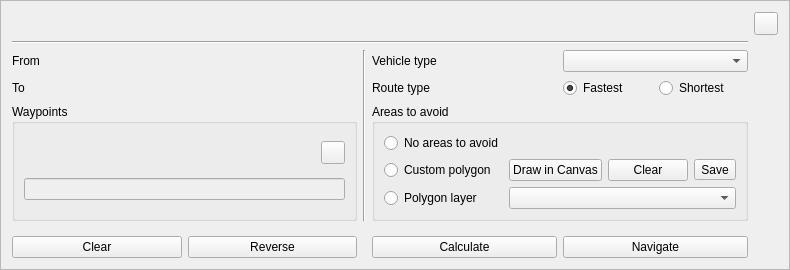
Old version of the form kadasrouting/gui/optimalroutebottombar.ui in the repository kadas-albireo/kadas-albireo2.
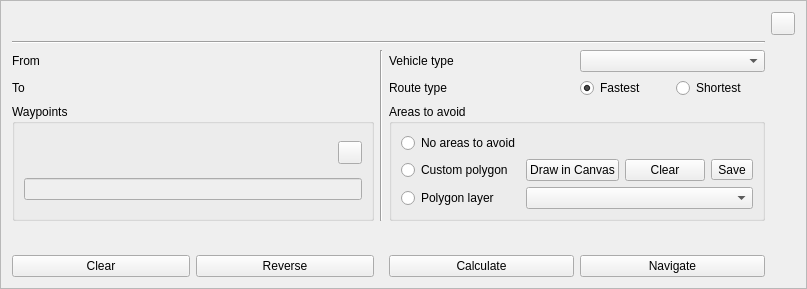
New version of the form. Icons and pictures are not drawn.

Commit message: fix the size of buttons in panel

What changed in the file:
```diff
--- a/kadasrouting/gui/optimalroutebottombar.ui
+++ b/kadasrouting/gui/optimalroutebottombar.ui
@@ -6,8 +6,8 @@
    <rect>
     <x>0</x>
     <y>0</y>
-    <width>790</width>
-    <height>270</height>
+    <width>807</width>
+    <height>289</height>
    </rect>
   </property>
   <property name="windowTitle">
```
The commit also changes 1 other file.
